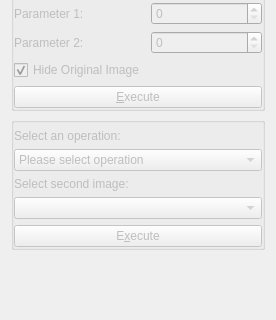
First picture: the form in Modules/Bundles/org.mitk.gui.qt.basicimageprocessing/src/internal/QmitkBasicImageProcessingViewControls.ui, repository MITK/MITK, before the edit; both pictures show x 0 to 276 and y 212 to 532 of the 276 by 980 pixel window.
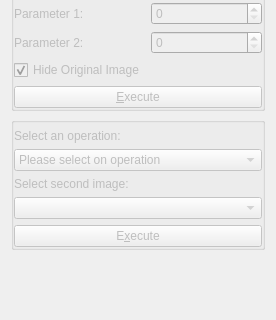
Second picture: the form after the edit. Custom widgets are drawn as their Qt base class.

Commit message: FIX (#2686): Add boolean image operations and threshold to BasicImageProcessing

Diff of the .ui file:
```diff
--- a/Modules/Bundles/org.mitk.gui.qt.basicimageprocessing/src/internal/QmitkBasicImageProcessingViewControls.ui
+++ b/Modules/Bundles/org.mitk.gui.qt.basicimageprocessing/src/internal/QmitkBasicImageProcessingViewControls.ui
@@ -394,7 +394,12 @@
         </property>
         <item>
          <property name="text">
-          <string>Please select operation</string>
+          <string>Please select on operation</string>
+         </property>
+        </item>
+        <item>
+         <property name="text">
+          <string>Arithmetric operations</string>
          </property>
         </item>
         <item>
```
Left out of the diff: 25 changed lines with no effect on the pictures. The commit also changes 2 other files.
